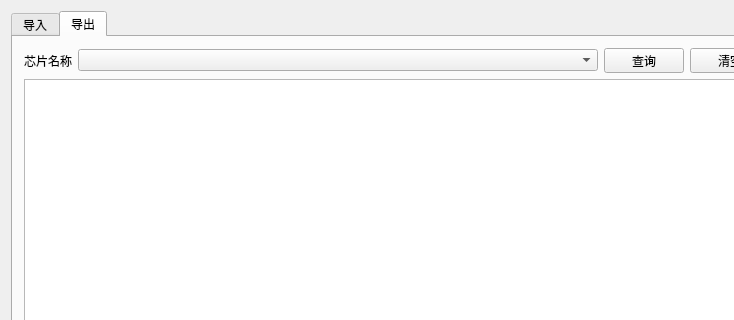
histest/DACS, file componentmanagement.ui: the form before one commit; both pictures show x 0 to 734 and y 0 to 320 of the 880 by 574 pixel window.
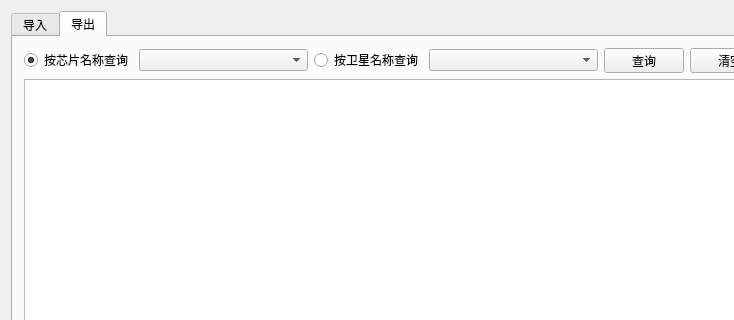
The form after the commit. The open tabs and pages were chosen to show the change. Icons and pictures are not drawn.

Diff of the .ui file:
```diff
--- a/componentmanagement.ui
+++ b/componentmanagement.ui
@@ -128,9 +128,12 @@
        <item row="0" column="0">
         <layout class="QHBoxLayout" name="horizontalLayout_4">
          <item>
-          <widget class="QLabel" name="label">
+          <widget class="QRadioButton" name="radioButton">
            <property name="text">
-            <string>芯片名称</string>
+            <string>按芯片名称查询</string>
+           </property>
+           <property name="checked">
+            <bool>true</bool>
            </property>
           </widget>
          </item>
@@ -150,6 +153,23 @@
            </property>
           </widget>
          </item>
+         <item>
+          <widget class="QRadioButton" name="radioButton_2">
+           <property name="text">
+            <string>按卫星名称查询</string>
+           </property>
+          </widget>
+         </item>
+         <item>
+          <widget class="QComboBox" name="comboBox_2">
+           <property name="sizePolicy">
+            <sizepolicy hsizetype="Expanding" vsizetype="Fixed">
+             <horstretch>0</horstretch>
+             <verstretch>0</verstretch>
+            </sizepolicy>
+           </property>
+          </widget>
+         </item>
          <item>
           <widget class="QPushButton" name="previewButton_2">
            <property name="maximumSize">
```
